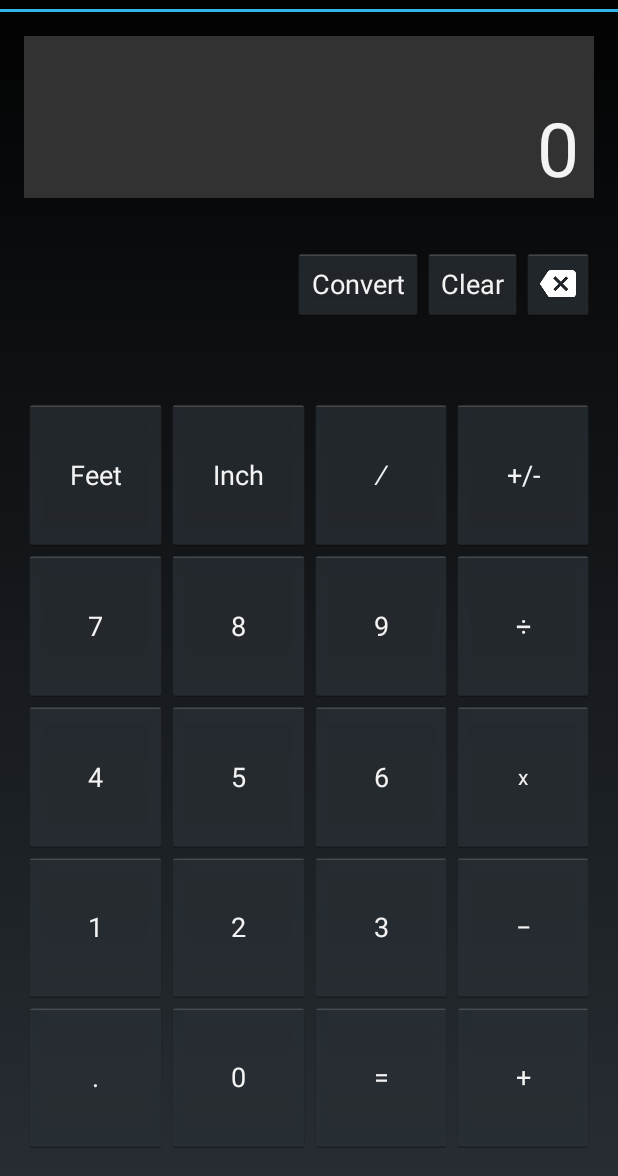
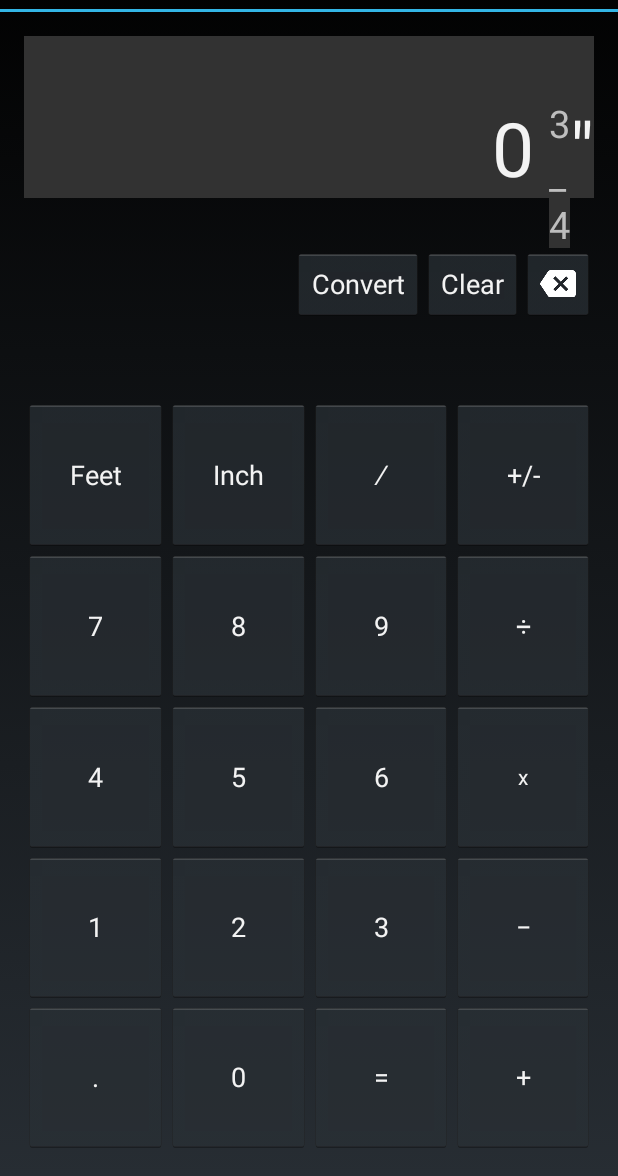
Before and after one commit to skraft/Construction-Calculator, an Android app: the screen it shows after launch (MainActivity), on a phone screen of 412 x 824 dp, the part 60-1236 px from its top. Run offline under Robolectric (Android 15) with nearby library versions, the phone set to English and light mode, and no system bars.

Commit message:
starting UI refactor

```diff
--- a/app/src/main/res/layout/activity_main.xml
+++ b/app/src/main/res/layout/activity_main.xml
@@ -50,80 +50,51 @@
                 android:gravity="right"
                 android:paddingRight="10dp" />
 
-        </LinearLayout>
-        <!--
-        <RelativeLayout
-            android:layout_width="wrap_content"
-            android:layout_height="wrap_content"
-            android:background="#2f2f2f"
-            android:paddingRight="5dp">
+            <LinearLayout
+                android:orientation="vertical"
+                android:layout_width="wrap_content"
+                android:layout_height="match_parent"
+                android:layout_weight="0">
+
+                <TextView
+                    android:layout_width="wrap_content"
+                    android:layout_height="wrap_content"
+                    android:layout_weight="1"
+                    android:background="#323232"
+                    android:textSize="25dp"
+                    android:text="3"
+                    android:id="@+id/textView" />
+
+                <TextView
+                    android:layout_width="fill_parent"
+                    android:layout_height="wrap_content"
+                    android:text="_"
+                    android:layout_weight="1"
+                    android:background="#323232"
+                    android:textSize="25dp"
+                    android:id="@+id/textView4" />
+
+                <TextView
+                    android:layout_width="wrap_content"
+                    android:layout_height="wrap_content"
+                    android:layout_weight="1"
+                    android:background="#323232"
+                    android:textSize="25dp"
+                    android:text="4"
+                    android:id="@+id/textView2" />
+            </LinearLayout>
 
             <TextView
                 android:layout_width="wrap_content"
                 android:layout_height="wrap_content"
                 android:textAppearance="?android:attr/textAppearanceLarge"
-                android:text="14"
-                android:id="@+id/numInches"
-                android:layout_alignParentTop="false"
-                android:layout_alignParentRight="false"
+                android:text='"'
+                android:id="@+id/textView3"
                 android:textSize="50dp"
-                android:layout_toLeftOf="@+id/numFraction"
-                android:paddingLeft="15dp" />
+                android:layout_weight="0"
+                android:background="#323232" />
 
-            <TextView
-                android:layout_width="wrap_content"
-                android:layout_height="wrap_content"
-                android:textAppearance="?android:attr/textAppearanceLarge"
-                android:text="1/2"
-                android:id="@+id/numFraction"
-                android:layout_alignParentTop="false"
-                android:layout_alignParentBottom="false"
-                android:layout_alignParentRight="false"
-                android:textSize="25dp"
-                android:gravity="top"
-                android:layout_toLeftOf="@+id/txtInches" />
-
-            <TextView
-                android:layout_width="wrap_content"
-                android:layout_height="wrap_content"
-                android:textAppearance="?android:attr/textAppearanceLarge"
-                android:text="3"
-                android:id="@+id/numFeet"
-                android:textSize="50dp"
-                android:layout_alignParentTop="false"
-                android:layout_alignParentRight="false"
-                android:layout_toLeftOf="@+id/txtFeet" />
-
-            <TextView
-                android:layout_width="wrap_content"
-                android:layout_height="wrap_content"
-                android:textAppearance="?android:attr/textAppearanceLarge"
-                android:text="in"
-                android:id="@+id/txtInches"
-                android:textSize="20dp"
-                android:layout_alignParentLeft="false"
-                android:layout_alignParentStart="false"
-                android:layout_alignParentRight="true"
-                android:layout_alignParentBottom="false"
-                android:layout_alignParentTop="false"
-                android:layout_alignParentEnd="false"
-                android:layout_alignBottom="@+id/numInches" />
-
-            <TextView
-                android:layout_width="wrap_content"
-                android:layout_height="wrap_content"
-                android:textAppearance="?android:attr/textAppearanceLarge"
-                android:text="ft"
-                android:id="@+id/txtFeet"
-                android:textSize="20dp"
-                android:layout_alignParentLeft="false"
-                android:layout_alignParentStart="false"
-                android:layout_alignParentRight="false"
-                android:layout_toLeftOf="@+id/numInches"
-                android:layout_alignBottom="@+id/numFeet" />
-
-        </RelativeLayout>
-        -->
+        </LinearLayout>
 
         <LinearLayout
             android:orientation="horizontal"
```
